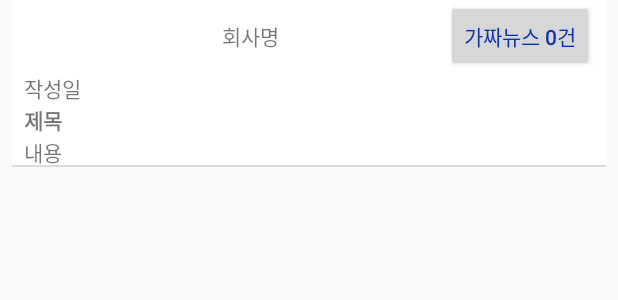
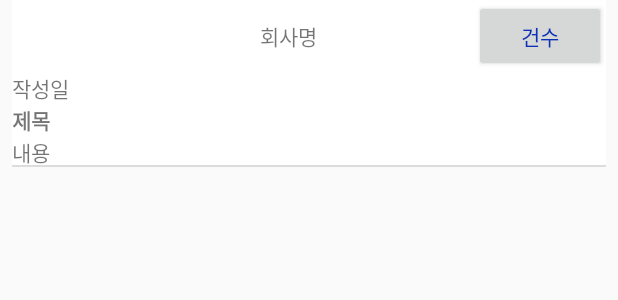
Before and after one commit to syk531/NewsApp, an Android app: the layout list_item.xml on its own in the app's theme, with its tools: preview values and no code run, on a phone screen of 412 x 824 dp. Shown: the top 300 px of the screen. Run offline under Robolectric (Android 15) with nearby library versions, the phone set to English and light mode, and no system bars.

```diff
--- a/app/build.gradle
+++ b/app/build.gradle
@@ -9,7 +9,7 @@ android {
 
     defaultConfig {
         applicationId "com.syk531.newsapp"
-        minSdk 24
+        minSdk 26
         targetSdk 32
         versionCode 1
         versionName "1.0"
@@ -47,9 +47,8 @@ dependencies {
     implementation 'com.squareup.retrofit2:converter-gson:2.9.0'
     //recyclerview
     implementation 'androidx.recyclerview:recyclerview:1.2.1'
-    // https://mvnrepository.com/artifact/org.apache.commons/commons-text
     implementation 'org.apache.commons:commons-text:1.10.0'
-    // https://mvnrepository.com/artifact/net.sourceforge.jexcelapi/jxl
     implementation 'net.sourceforge.jexcelapi:jxl:2.6.12'
+    implementation 'org.openkoreantext:open-korean-text:2.3.1'
 
 }
--- a/app/src/main/java/com/syk531/newsapp/FakeNewsAdapter.kt
+++ b/app/src/main/java/com/syk531/newsapp/FakeNewsAdapter.kt
@@ -16,7 +16,7 @@ import com.syk531.newsapp.api.dto.NewsItemDto
 import kotlinx.android.synthetic.main.list_item.view.*
 import java.text.SimpleDateFormat
 
-class FakeNewsAdapter(val fakeNewsList: MutableList<FakeNews>, val context: Context, val companyId: String) : RecyclerView.Adapter<FakeNewsAdapter.CustomViewHolder>() {
+class FakeNewsAdapter(val fakeNewsList: MutableList<FakeNews>, val companyId: String) : RecyclerView.Adapter<FakeNewsAdapter.CustomViewHolder>() {
     override fun onCreateViewHolder(parent: ViewGroup, viewType: Int): FakeNewsAdapter.CustomViewHolder {
         val view = LayoutInflater.from(parent.context).inflate(R.layout.fake_news_item, parent, false)
         return FakeNewsAdapter.CustomViewHolder(view)
@@ -40,7 +40,7 @@ class FakeNewsAdapter(val fakeNewsList: MutableList<FakeNews>, val context: Cont
         holder.fakeNewsDate.text = date
         holder.fakeNewsTitle.text = title
 
-        val companyImageId = context.resources.getIdentifier("company_${companyId}", "drawable", "com.syk531.newsapp")
+        val companyImageId = holder.itemView.context.resources.getIdentifier("company_${companyId}", "drawable", "com.syk531.newsapp")
         holder.fakeNewsCompanyImage.setImageResource(companyImageId)
 
         //본문 영역 클릭
--- a/app/src/main/java/com/syk531/newsapp/FakeNewsListActivity.kt
+++ b/app/src/main/java/com/syk531/newsapp/FakeNewsListActivity.kt
@@ -32,7 +32,7 @@ class FakeNewsListActivity : AppCompatActivity() {
 
         searchFakeNews(companyName, NEWS_DISPLAY_COUNT, 0)
 
-        rv_fakeNewsList.adapter = FakeNewsAdapter(fakeNewsList, baseContext, companyId)
+        rv_fakeNewsList.adapter = FakeNewsAdapter(fakeNewsList, companyId)
         rv_fakeNewsList.addOnScrollListener(object : RecyclerView.OnScrollListener() {
             override fun onScrolled(recyclerView: RecyclerView, dx: Int, dy: Int) {
                 super.onScrolled(recyclerView, dx, dy)
--- a/app/src/main/res/layout/fake_news_item.xml
+++ b/app/src/main/res/layout/fake_news_item.xml
@@ -21,8 +21,8 @@
 
         <ImageView
             android:id="@+id/iv_fakeNewsCompanyImage"
-            android:layout_width="20dp"
-            android:layout_height="20dp"
+            android:layout_width="60dp"
+            android:layout_height="40dp"
             app:layout_constraintHorizontal_bias="0"
             app:layout_constraintHorizontal_chainStyle="spread_inside"
             app:layout_constraintTop_toTopOf="parent"
--- a/app/src/main/res/layout/list_item.xml
+++ b/app/src/main/res/layout/list_item.xml
@@ -7,8 +7,7 @@
     android:orientation="vertical"
     android:background="@drawable/border"
     android:layout_marginLeft="8dp"
-    android:layout_marginRight="8dp"
-    android:id="@+id/cl_list">
+    android:layout_marginRight="8dp">
 
     <androidx.constraintlayout.widget.ConstraintLayout
         android:layout_width="match_parent"
@@ -18,14 +17,13 @@
         app:layout_constraintBottom_toTopOf="@+id/cl_list2"
         app:layout_constraintLeft_toLeftOf="parent"
         app:layout_constraintRight_toRightOf="parent"
-        android:layout_marginLeft="8dp"
-        android:layout_marginRight="8dp"
         android:id="@+id/cl_list1">
 
         <ImageView
             android:id="@+id/iv_companyImage"
-            android:layout_width="20dp"
-            android:layout_height="20dp"
+            android:layout_width="60dp"
+            android:layout_height="40dp"
+            app:layout_constraintHorizontal_bias="0"
             app:layout_constraintHorizontal_chainStyle="spread_inside"
             app:layout_constraintTop_toTopOf="parent"
             app:layout_constraintBottom_toBottomOf="parent"
@@ -40,27 +38,26 @@
             app:layout_constraintTop_toTopOf="parent"
             app:layout_constraintBottom_toBottomOf="parent"
             app:layout_constraintLeft_toRightOf="@+id/iv_companyImage"
-            app:layout_constraintRight_toLeftOf="@+id/bt_cnt" />
-
+            app:layout_constraintRight_toLeftOf="@+id/bt_cnt"
+             />
 
         <Button
             android:id="@+id/bt_cnt"
             android:layout_width="wrap_content"
             android:layout_height="wrap_content"
-            android:text="가짜뉴스 0건"
+            android:text="건수"
             android:textColor="#0C30B6"
             app:layout_constraintTop_toTopOf="parent"
             app:layout_constraintBottom_toBottomOf="parent"
             app:layout_constraintLeft_toRightOf="@+id/tv_companyName"
             app:layout_constraintRight_toRightOf="parent" />
 
+
     </androidx.constraintlayout.widget.ConstraintLayout>
 
     <androidx.constraintlayout.widget.ConstraintLayout
         android:layout_width="match_parent"
         android:layout_height="wrap_content"
-        android:layout_marginLeft="8dp"
-        android:layout_marginRight="8dp"
         android:orientation="vertical"
         app:layout_constraintTop_toBottomOf="@+id/cl_list1"
         app:layout_constraintBottom_toBottomOf="parent"
@@ -82,11 +79,11 @@
             android:id="@+id/tv_title"
             android:layout_width="match_parent"
             android:layout_height="wrap_content"
+            android:textStyle="bold"
             android:text="제목"
             app:layout_constraintBottom_toTopOf="@+id/tv_description"
             app:layout_constraintLeft_toRightOf="parent"
             app:layout_constraintRight_toRightOf="parent"
-            android:textStyle="bold"
             app:layout_constraintTop_toBottomOf="@+id/tv_pubDate" />
 
         <TextView
```
Also changed, not shown: app/src/main/java/com/syk531/newsapp/MainActivity.kt (+4 -3 lines), app/src/main/java/com/syk531/newsapp/NewsAdapter.kt (+7 -5 lines), app/src/main/java/com/syk531/newsapp/NewsDetailActivity.kt (+5 -2 lines), app/src/main/res/layout/activity_main.xml (+5 -6 lines).
